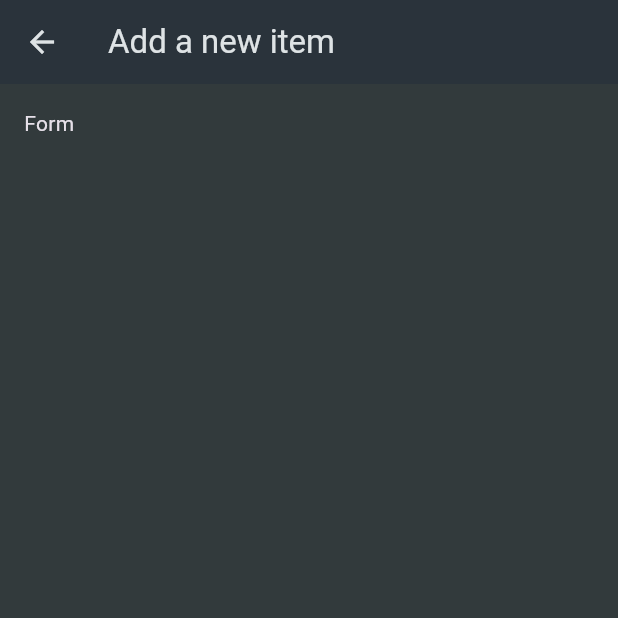
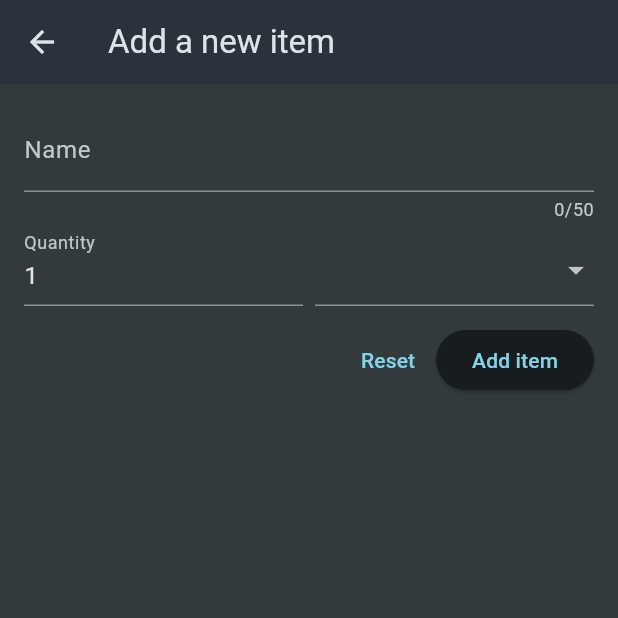
Before and after one commit to IgorJonski/flutter-shopping-list, a Flutter app: the NewItem screen opened directly, on a phone screen of 412 x 824 dp, the top half of it. Run offline on Flutter 3.47's test engine with Material 3 defaults, Android fonts, the phone set to English and light mode, and no system bars.

Commit message:
Display simple form layout

```diff
--- a/lib/widgets/new_item.dart
+++ b/lib/widgets/new_item.dart
@@ -1,4 +1,6 @@
 import 'package:flutter/material.dart';
+import 'package:shopping_list/data/categories.dart';
+import 'package:shopping_list/models/category.dart';
 
 class NewItem extends StatefulWidget {
   const NewItem({super.key});
@@ -16,7 +18,73 @@ class _NewItemState extends State<NewItem> {
       ),
       body: Padding(
         padding: const EdgeInsets.all(16),
-        child: Text('Form'),
+        child: Form(
+          child: Column(
+            children: [
+              TextFormField(
+                maxLength: 50,
+                decoration: const InputDecoration(
+                  labelText: 'Name',
+                ),
+                validator: (value) {
+                  return 'Demo...';
+                },
+              ),
+              Row(
+                crossAxisAlignment: CrossAxisAlignment.end,
+                children: [
+                  Expanded(
+                    child: TextFormField(
+                      decoration: const InputDecoration(
+                        labelText: 'Quantity',
+                      ),
+                      initialValue: '1',
+                    ),
+                  ),
+                  const SizedBox(width: 8),
+                  Expanded(
+                    child: DropdownButtonFormField(
+                      items: [
+                        for (final category in categories.entries)
+                          DropdownMenuItem(
+                            value: category.value,
+                            child: Row(
+                              children: [
+                                Container(
+                                  width: 16,
+                                  height: 16,
+                                  color: category.value.color,
+                                ),
+                                const SizedBox(width: 6),
+                                Text(category.value.title),
+                              ],
+                            ),
+                          ),
+                      ],
+                      onChanged: (value) {},
+                    ),
+                  ),
+                ],
+              ),
+              const SizedBox(
+                height: 12,
+              ),
+              Row(
+                mainAxisAlignment: MainAxisAlignment.end,
+                children: [
+                  TextButton(
+                    onPressed: () {},
+                    child: const Text('Reset'),
+                  ),
+                  ElevatedButton(
+                    onPressed: () {},
+                    child: const Text('Add item'),
+                  ),
+                ],
+              )
+            ],
+          ),
+        ),
       ),
     );
   }
```
